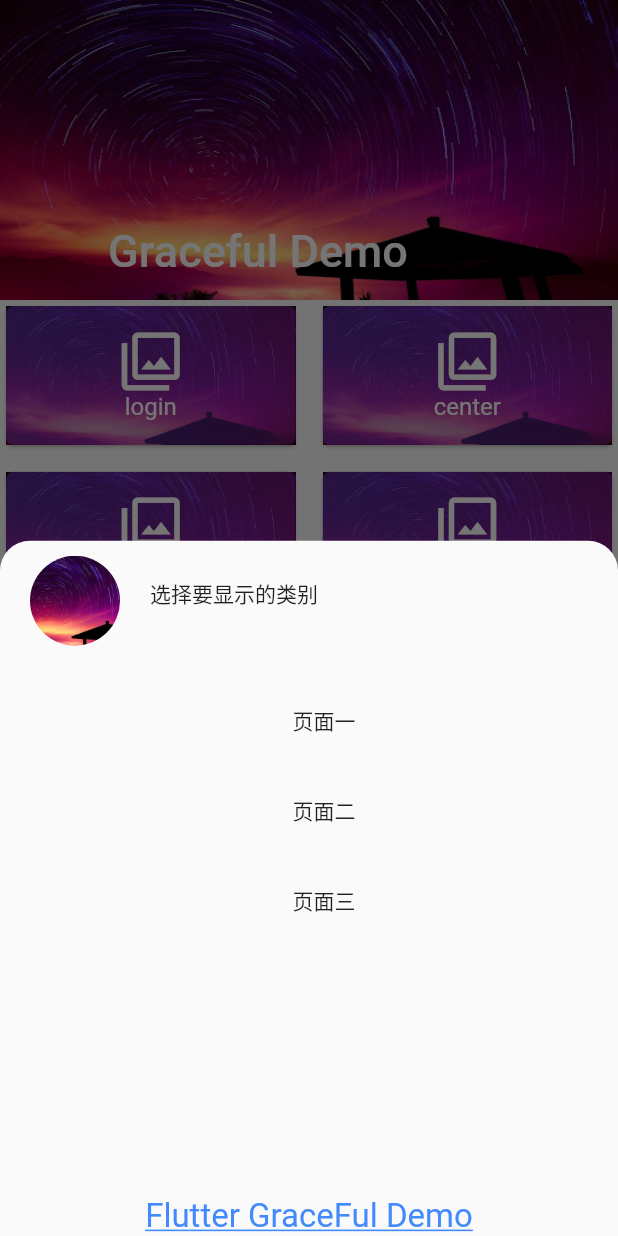
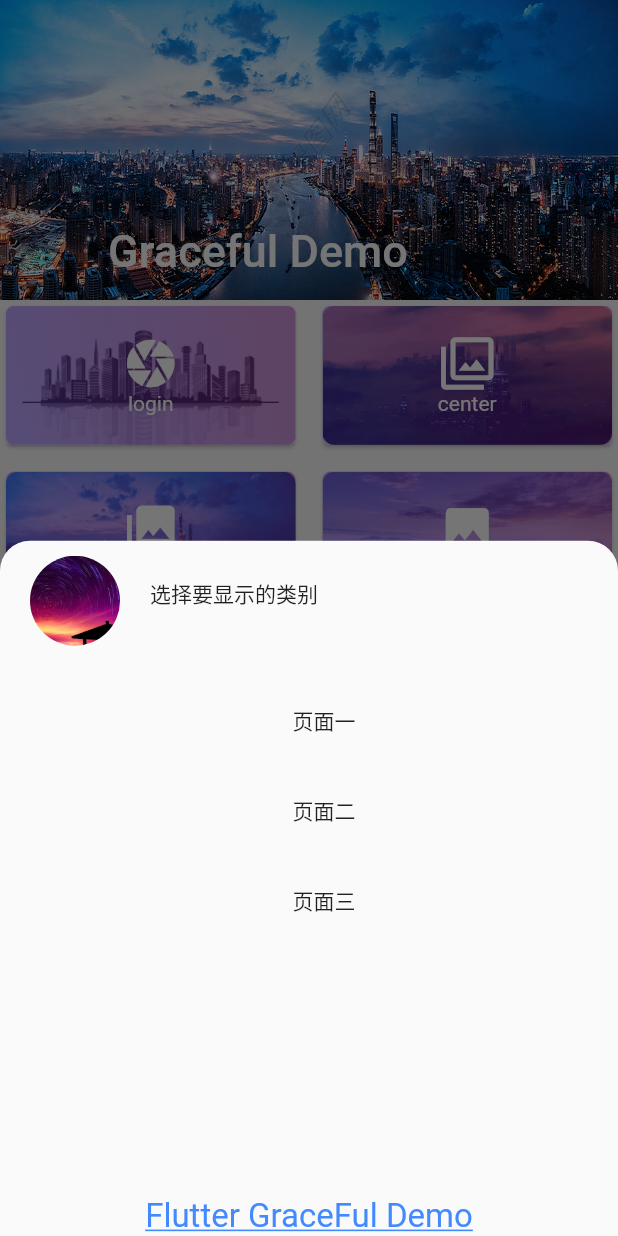
Before and after one commit to haibowen/fluter_graceful_demo, a Flutter app: the screen it shows after launch, after a tap on "login", on a phone screen of 412 x 824 dp. Run offline on Flutter 3.47's test engine with Material 2 defaults, Android fonts, the phone set to English and light mode, and no system bars; Roboto replaces fonts that are missing (Montserrat).

Commit message:
add the bottom and pageview

```diff
--- a/lib/home_page.dart
+++ b/lib/home_page.dart
@@ -4,6 +4,25 @@ import 'package:flutter/material.dart';
 import 'login/page_login_card.dart';
 import 'login/page_login_self.dart';
 import 'main.dart';
+
+//层叠的背景图片数组
+List<dynamic> backgroundImageList = [
+  'images/unnamed.jpg',
+  'images/test.jpg',
+  'images/show_something.jpg',
+  'images/login.jpg',
+  'images/center.jpg',
+  'images/app_logo.jpg'
+];
+//层叠显示的icon
+List<IconData> iconShowList = [
+  Icons.camera,
+  Icons.filter,
+  Icons.photo_library,
+  Icons.photo,
+  Icons.fiber_new,
+  Icons.book
+];
 
 class HomePage extends StatelessWidget {
   @override
@@ -19,7 +38,7 @@ class HomePage extends StatelessWidget {
           flexibleSpace: FlexibleSpaceBar(
             title: Text('Graceful Demo'),
             background: new Image.asset(
-              "images/app_logo.jpg",
+              "images/show_something.jpg",
               fit: BoxFit.fill,
             ),
           ),
@@ -33,13 +52,24 @@ class HomePage extends StatelessWidget {
           ),
           delegate:
               SliverChildBuilderDelegate((BuildContext context, int index) {
-            return Card(
-              child: Stack(
+            return Card(child: showItemType(context, index));
+          }, childCount: 5),
+        ),
+      ],
+    );
+  }
+
+  //层叠的显示效果
+  Widget showItemType(context, index) {
+    return Stack(
       fit: StackFit.expand,
       children: <Widget>[
-                  Image.asset(
-                    'images/app_logo.jpg',
-                    fit: BoxFit.cover,
+        ClipRRect(
+          borderRadius: BorderRadius.circular(8),
+          child: Image.asset(
+            backgroundImageList[index],
+            fit: BoxFit.fill,
+          ),
         ),
         Container(
             constraints: BoxConstraints.expand(),
@@ -66,16 +96,15 @@ class HomePage extends StatelessWidget {
                 mainAxisAlignment: MainAxisAlignment.center,
                 children: <Widget>[
                   Icon(
-                              Icons.filter,
-                              size: 42,
+                    iconShowList[index],
+                    size: 38,
                     color: Colors.white,
                   ),
                   Text(
                     typePage[index],
                     style: TextStyle(
                       color: Colors.white,
-                                fontSize: 16,
-                                fontFamily: 'Montserrat',
+                      fontSize: 14,
                     ),
                   ),
                 ],
@@ -84,11 +113,6 @@ class HomePage extends StatelessWidget {
                 showBottomMenu(context);
               },
             )),
-                ],
-              ),
-            );
-          }, childCount: 5),
-        ),
       ],
     );
   }
--- a/lib/main.dart
+++ b/lib/main.dart
@@ -1,30 +1,95 @@
+import 'dart:io';
+
 import 'package:flutter/material.dart';
+import 'package:flutter/services.dart';
 import 'package:flutteruidemo/home_page.dart';
-
-import 'login/page_login_card.dart';
-import 'login/page_login_self.dart';
+import 'package:flutteruidemo/user_show.dart';
+import 'package:flutteruidemo/widget_show.dart';
 
 List<dynamic> typePage = ['login', 'center', 'user', 'test', 'show'];
 
 void main() {
   runApp(MyApp());
+  if (Platform.isAndroid) {
+    SystemUiOverlayStyle style = SystemUiOverlayStyle(
+        statusBarColor: Colors.transparent,
+
+        ///这是设置状态栏的图标和字体的颜色
+        ///Brightness.light  一般都是显示为白色
+        ///Brightness.dark 一般都是显示为黑色
+        statusBarIconBrightness: Brightness.light);
+    SystemChrome.setSystemUIOverlayStyle(style);
+  }
 }
 
 class MyApp extends StatelessWidget {
   @override
   Widget build(BuildContext context) {
+    return PageShowPage();
+  }
+}
+
+class PageShowPage extends StatefulWidget {
+  @override
+  State<StatefulWidget> createState() {
+    // TODO: implement createState
+    return PageShowPageState();
+  }
+}
+
+class PageShowPageState extends State<PageShowPage> {
+  int _currentIndex = 0;
+
+  final PageController pageController = new PageController(initialPage: 0);
+
+  @override
+  void dispose() {
+    // TODO: implement dispose
+    pageController.dispose();
+    super.dispose();
+  }
+
+  @override
+  void initState() {
+    // TODO: implement initState
+    super.initState();
+  }
+
+  @override
+  Widget build(BuildContext context) {
+    // TODO: implement build
     return MaterialApp(
       home: Scaffold(
-        body: HomePage(),
+        body: PageView(
+          onPageChanged: (index){
+
+            setState(() {
+              _currentIndex=index;
+            });
+          },
+          controller: pageController,
+          //physics: NeverScrollableScrollPhysics(),
+          children: <Widget>[
+            HomePage(),
+            WidgetShow(),
+            UserWidgetShow(),
+          ],
+        ),
         bottomNavigationBar: BottomNavigationBar(
-          onTap: (int index){
-
-
+          currentIndex: _currentIndex,
+          onTap: (int index) {
+            pageController.jumpToPage(index);
+            setState(() {
+              _currentIndex = index;
+            });
           },
           items: <BottomNavigationBarItem>[
-            BottomNavigationBarItem(icon: Icon(Icons.home), title: Text('Home')),
-            BottomNavigationBarItem(icon: Icon(Icons.camera), title: Text('Widget')),
-            BottomNavigationBarItem(icon: Icon(Icons.person), title: Text('User')),
+            BottomNavigationBarItem(
+                icon: Icon(Icons.home), title: Text('Home')),
+            BottomNavigationBarItem(
+                icon: Icon(Icons.camera), title: Text('Widget')),
+            BottomNavigationBarItem(
+                icon: Icon(Icons.person), title: Text('User')),
           ],
         ),
       ),
--- /dev/null
+++ b/lib/user_show.dart
@@ -0,0 +1,10 @@
+
+import 'package:flutter/material.dart';
+class UserWidgetShow extends StatelessWidget {
+  @override
+  Widget build(BuildContext context) {
+    return Container(
+      child: Text('User Widget 页面'),
+    );
+  }
+}
--- /dev/null
+++ b/lib/widget_show.dart
@@ -0,0 +1,13 @@
+
+
+import 'package:flutter/material.dart';
+
+
+class WidgetShow extends StatelessWidget {
+  @override
+  Widget build(BuildContext context) {
+    return Container(
+      child: Text('Widget show 页面'),
+    );
+  }
+}
--- a/pubspec.yaml
+++ b/pubspec.yaml
@@ -42,6 +42,11 @@ flutter:
 
   # To add assets to your application, add an assets section, like this:
   assets:
+    - images/unnamed.jpg
+    - images/test.jpg
+    - images/show_something.jpg
+    - images/login.jpg
+    - images/center.jpg
     - images/app_logo.jpg
     - images/logo.jpg
     - images/google_photo.png
```
Also changed, not shown: images/center.jpg (added), images/login.jpg (added), images/show_something.jpg (added), images/test.jpg (added), images/unnamed.jpg (added). Lines whose indentation alone changed are shown as unchanged.
